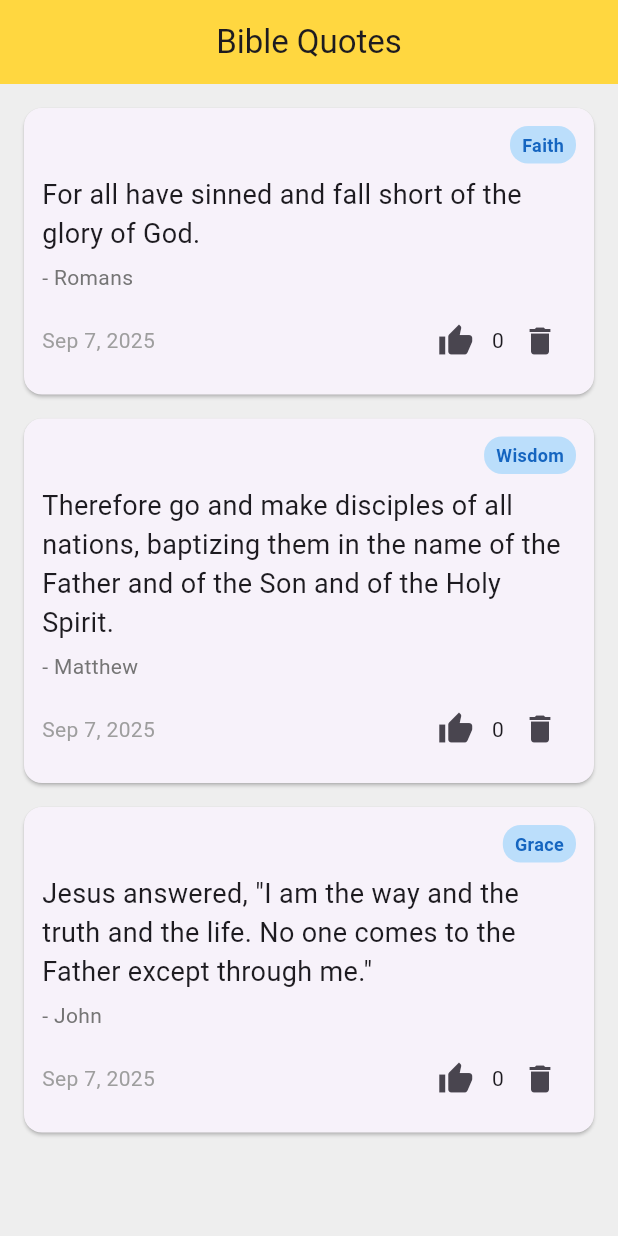
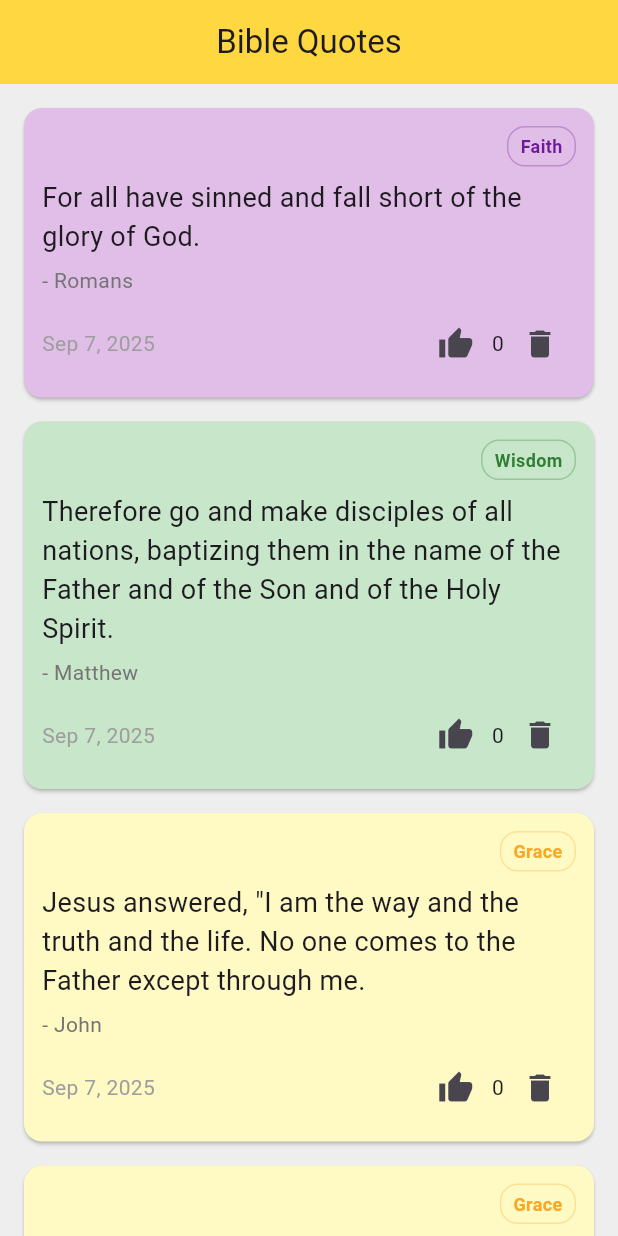
Before and after one commit to jasn17/CPSC-4150, a Flutter app: the screen it shows after launch, on a phone screen of 412 x 824 dp. Run offline on Flutter 3.47's test engine with Material 3 defaults, Android fonts, the phone set to English and light mode, and no system bars.

Commit message:
added color themes

```diff
--- a/Ninja_ID_Demo/lib/main.dart
+++ b/Ninja_ID_Demo/lib/main.dart
@@ -32,7 +32,13 @@ class _QuoteListState extends State<QuoteList> {
     Quote(
       author: 'John',
       text:
-      'Jesus answered, "I am the way and the truth and the life. No one comes to the Father except through me."',
+      'Jesus answered, "I am the way and the truth and the life. No one comes to the Father except through me.',
+      theme: 'Grace',
+    ),
+    Quote(
+      author: 'Isaiah',
+      text:
+      'But those who hope in the Lord will renew their strength. They will soar on wings like eagles; they will run and not be weary; they will walk and not faint',
       theme: 'Grace',
     ),
   ];
--- a/Ninja_ID_Demo/lib/quote_card.dart
+++ b/Ninja_ID_Demo/lib/quote_card.dart
@@ -47,11 +47,44 @@ class QuoteCard extends StatelessWidget {
     );
   }
 
+  // Get card color based on theme
+  Color _getCardColor() {
+    switch (quote.theme) {
+      case 'Faith':
+        return Colors.purple[100]!; // light purple
+      case 'Wisdom':
+        return Colors.green[100]!; // light green
+      case 'Grace':
+        return Colors.yellow[100]!; // light yellow
+      case 'Strength':
+        return Colors.blue[100]!; // light blue
+      default:
+        return Colors.grey[100]!; // default light grey
+    }
+  }
+
+  // Get theme tag color based on theme
+  Color _getTagColor() {
+    switch (quote.theme) {
+      case 'Faith':
+        return Colors.purple[800]!; // dark purple
+      case 'Wisdom':
+        return Colors.green[800]!; // dark green
+      case 'Grace':
+        return Colors.yellow[800]!; // dark yellow
+      case 'Strength':
+        return Colors.blue[800]!; // dark blue
+      default:
+        return Colors.grey[800]!; // default dark grey
+    }
+  }
+
   @override
   Widget build(BuildContext context) {
     final dateStr = DateFormat('MMM d, yyyy').format(quote.dateCreated);
     return Card(
-      margin: const EdgeInsets.fromLTRB(16, 16 , 16, 0),
+      margin: const EdgeInsets.fromLTRB(16, 16, 16, 0),
+      color: _getCardColor(), // Apply theme-based color
       child: Padding(
         padding: const EdgeInsets.all(12),
         child: Column(
@@ -64,13 +97,14 @@ class QuoteCard extends StatelessWidget {
                 Container(
                   padding: const EdgeInsets.symmetric(horizontal: 8, vertical: 4),
                   decoration: BoxDecoration(
-                    color: Colors.blue[100],
+                    color: _getCardColor(),
                     borderRadius: BorderRadius.circular(12),
+                    border: Border.all(color: _getTagColor().withOpacity(0.3)),
                   ),
                   child: Text(
                     quote.theme,
                     style: TextStyle(
-                      color: Colors.blue[800],
+                      color: _getTagColor(),
                       fontSize: 12,
                       fontWeight: FontWeight.bold,
                     ),
```
